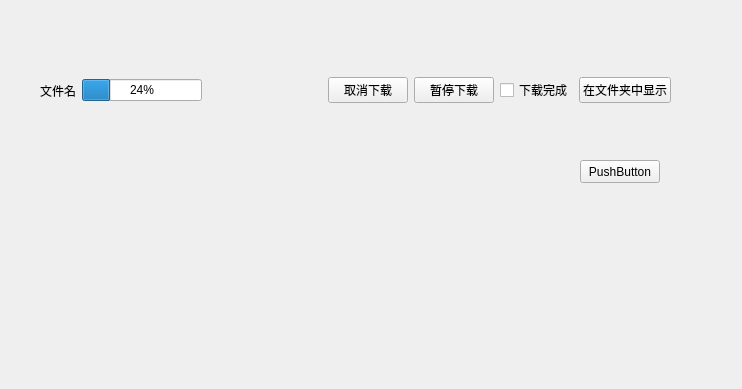
Old version of the form QtClient/modules/FilesUtil.ui in the repository imtangsheng/QtClient.
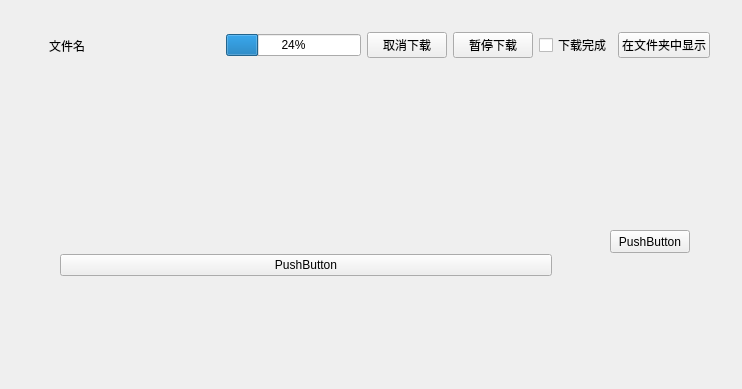
New version of the form.

Diff of the .ui file:
```diff
--- a/QtClient/modules/FilesUtil.ui
+++ b/QtClient/modules/FilesUtil.ui
@@ -13,30 +13,58 @@
   <property name="windowTitle">
    <string>下载</string>
   </property>
+  <widget class="QPushButton" name="pushButton_retryDownload">
+   <property name="geometry">
+    <rect>
+     <x>610</x>
+     <y>230</y>
+     <width>80</width>
+     <height>23</height>
+    </rect>
+   </property>
+   <property name="text">
+    <string>PushButton</string>
+   </property>
+  </widget>
+  <widget class="QWidget" name="gridLayoutWidget">
+   <property name="geometry">
+    <rect>
+     <x>60</x>
+     <y>190</y>
+     <width>492</width>
+     <height>151</height>
+    </rect>
+   </property>
+   <layout class="QGridLayout" name="gridLayout">
+    <item row="0" column="0">
+     <widget class="QPushButton" name="pushButton">
+      <property name="text">
+       <string>PushButton</string>
+      </property>
+     </widget>
+    </item>
+   </layout>
+  </widget>
   <widget class="QWidget" name="horizontalLayoutWidget">
    <property name="geometry">
     <rect>
-     <x>40</x>
-     <y>70</y>
-     <width>631</width>
-     <height>41</height>
+     <x>49</x>
+     <y>10</y>
+     <width>661</width>
+     <height>71</height>
     </rect>
    </property>
    <layout class="QHBoxLayout" name="horizontalLayout_DownloadFiles">
     <item>
      <widget class="QLabel" name="label_fileName">
+      <property name="lineWidth">
+       <number>1</number>
+      </property>
       <property name="text">
        <string>文件名</string>
       </property>
      </widget>
     </item>
-    <item>
-     <widget class="QProgressBar" name="progressBar_Download">
-      <property name="value">
-       <number>24</number>
-      </property>
-     </widget>
-    </item>
     <item>
      <spacer name="horizontalSpacer">
       <property name="orientation">
@@ -50,6 +78,13 @@
       </property>
      </spacer>
     </item>
+    <item>
+     <widget class="QProgressBar" name="progressBar_Download">
+      <property name="value">
+       <number>24</number>
+      </property>
+     </widget>
+    </item>
     <item>
      <widget class="QPushButton" name="pushButton_cancelDownload">
       <property name="text">
@@ -80,19 +115,6 @@
     </item>
    </layout>
   </widget>
-  <widget class="QPushButton" name="pushButton_retryDownload">
-   <property name="geometry">
-    <rect>
-     <x>580</x>
-     <y>160</y>
-     <width>80</width>
-     <height>23</height>
-    </rect>
-   </property>
-   <property name="text">
-    <string>PushButton</string>
-   </property>
-  </widget>
  </widget>
  <resources/>
  <connections/>
```
